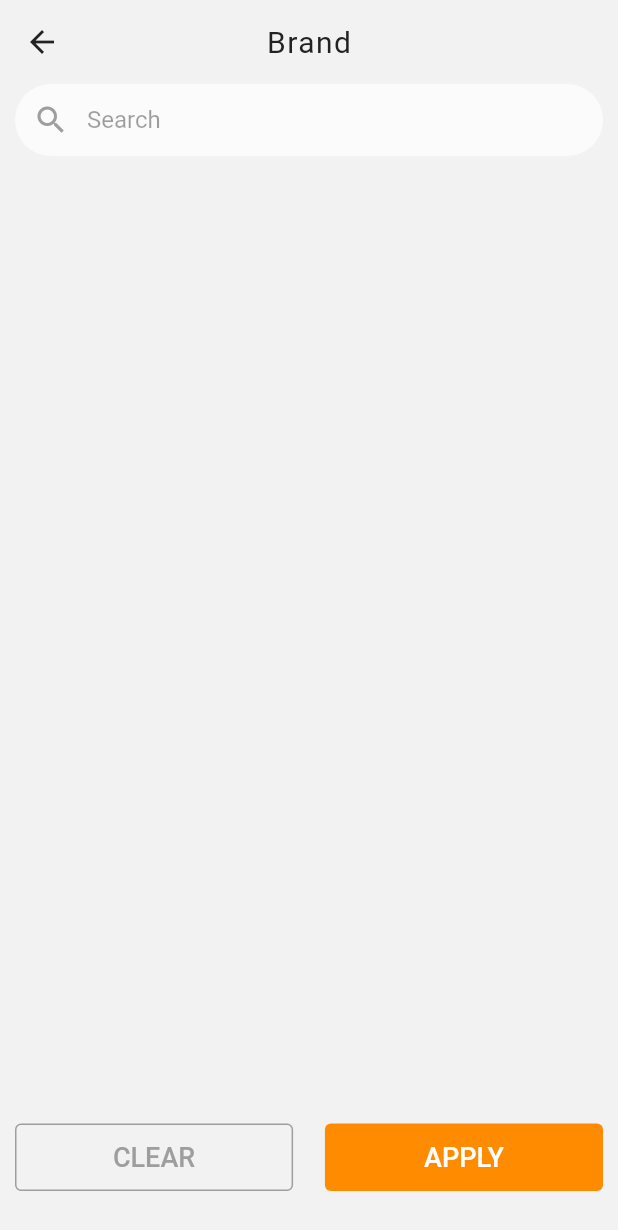
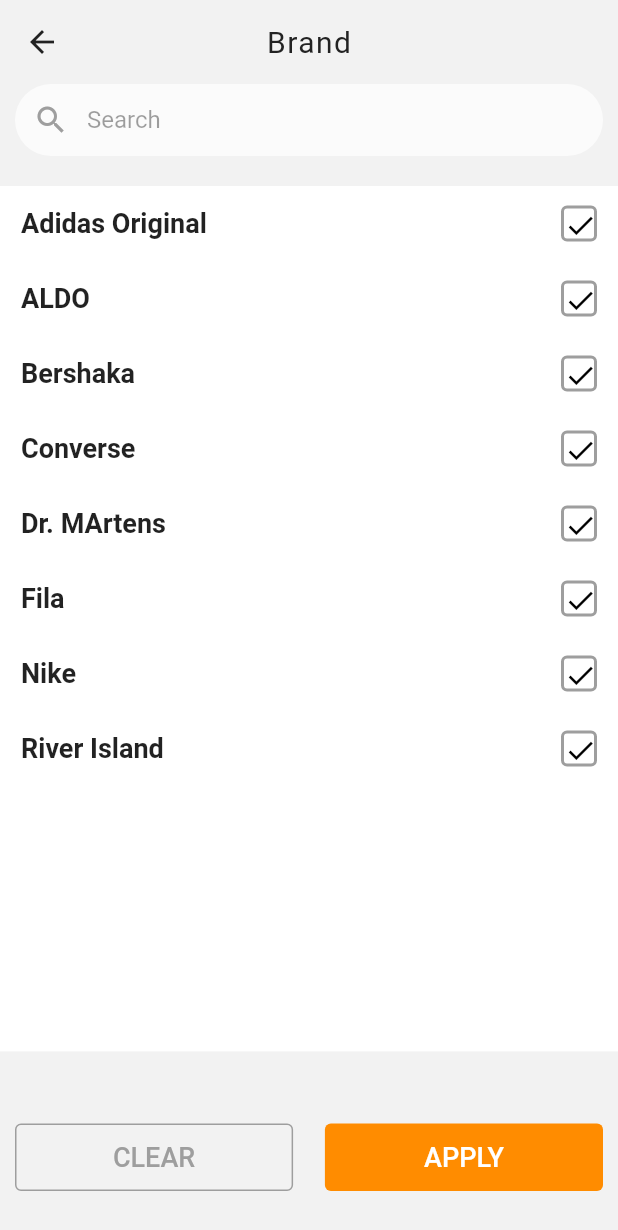
Before and after one commit to mscsapan/MSC_Commerce, a Flutter app: the BrandScreen screen opened directly, on a phone screen of 412 x 824 dp. Shown: the top 1230 px of the screen. Run offline on Flutter 3.47's test engine with Material 2 defaults, Android fonts, the phone set to English and light mode, and no system bars.

Commit message:
initial commit

```diff
--- /dev/null
+++ b/lib/custom_view/choose_brand_name.dart
@@ -0,0 +1,97 @@
+import 'package:flutter/material.dart';
+import 'package:msc_commerce/app_colors/app_colors.dart';
+
+class ChooseBrandName extends StatefulWidget {
+  const ChooseBrandName({Key? key}) : super(key: key);
+
+  @override
+  _ChooseBrandNameState createState() => _ChooseBrandNameState();
+}
+
+class _ChooseBrandNameState extends State<ChooseBrandName> {
+  final List<String> brand = [
+    'Adidas Original',
+    'ALDO',
+    'Bershaka',
+    'Converse',
+    'Dr. MArtens',
+    'Fila',
+    'Nike',
+    'River Island'
+  ];
+  bool isChoose = false;
+  int initialIndex = 0;
+
+  void chooseBrandName(int index) {
+    setState(() {
+      isChoose = !isChoose;
+      initialIndex = index;
+    });
+  }
+
+  @override
+  Widget build(BuildContext context) {
+    double height = MediaQuery.of(context).size.height;
+    double width = MediaQuery.of(context).size.width;
+    return Container(
+      height: height,
+      width: width,
+      //margin: const EdgeInsets.only(top: 16.0),
+      color: Colors.white,
+      child: Column(
+        crossAxisAlignment: CrossAxisAlignment.start,
+        children: List.generate(
+          brand.length,
+          (index) => Container(
+              height: 50.0,
+              width: double.infinity,
+              color:
+                  isChoose && initialIndex == index ? greyColor : Colors.white,
+              child: GestureDetector(
+                onTap: () => chooseBrandName(index),
+                child: Padding(
+                  padding: const EdgeInsets.symmetric(horizontal: 14.0),
+                  child: Row(
+                    mainAxisAlignment: MainAxisAlignment.spaceBetween,
+                    children: [
+                      Text(
+                        brand[index],
+                        style: const TextStyle(
+                          fontWeight: FontWeight.w600,
+                          fontSize: 18.0,
+                        ),
+                      ),
+                      Container(
+                        height: 24.0,
+                        width: 24.0,
+                        padding: const EdgeInsets.only(bottom: 4.0),
+                        alignment: Alignment.center,
+                        decoration: BoxDecoration(
+                          color: isChoose && initialIndex == index
+                              ? primaryColor
+                              : Colors.transparent,
+                          border: Border.all(
+                            color: isChoose && initialIndex == index
+                                ? primaryColor
+                                : Colors.grey,
+                            width: 2.0,
+                          ),
+                          borderRadius: BorderRadius.circular(4.0),
+                        ),
+                        child: Icon(
+                          Icons.done,
+                          size: isChoose && initialIndex == index ? 24.0 : 22.0,
+                          color: isChoose && initialIndex == index
+                              ? Colors.white
+                              : Colors.black,
+                        ),
+                      ),
+                    ],
+                  ),
+                ),
+              )),
+        ),
+      ),
+    );
+  }
+}
--- a/lib/main.dart
+++ b/lib/main.dart
@@ -1,11 +1,12 @@
 import 'package:flutter/material.dart';
 import 'package:msc_commerce/app_colors/app_colors.dart';
+import 'package:msc_commerce/screens/t_shirt_screen.dart';
 import 'package:msc_commerce/screens/women_shoe_screen.dart';
 
 void main() {
   runApp(
     MaterialApp(
-      home: const WomenShoeScreen(),
+      home: TShirtScreen(),
       theme: ThemeData(
         scaffoldBackgroundColor: greyColor,
         appBarTheme: const AppBarTheme(
--- a/lib/screens/brand_screen.dart
+++ b/lib/screens/brand_screen.dart
@@ -1,5 +1,6 @@
 import 'package:flutter/material.dart';
 import 'package:msc_commerce/app_colors/app_colors.dart';
+import 'package:msc_commerce/custom_view/choose_brand_name.dart';
 
 class BrandScreen extends StatelessWidget {
   const BrandScreen({Key? key}) : super(key: key);
@@ -8,11 +9,11 @@ class BrandScreen extends StatelessWidget {
   Widget build(BuildContext context) {
     return Scaffold(
       appBar: AppBar(title: const Text('Brand'), centerTitle: true),
-      body: Padding(
+      body: Column(
+        children: [
+          Padding(
             padding: const EdgeInsets.symmetric(horizontal: 10.0),
-        child: Column(
-          children: [
-            TextField(
+            child: TextField(
               enabled: false,
               decoration: InputDecoration(
                 contentPadding: const EdgeInsets.symmetric(horizontal: 20.0),
@@ -29,10 +30,14 @@ class BrandScreen extends StatelessWidget {
                 ),
               ),
             ),
+          ),
+          const SizedBox(height: 20.0),
+          const Expanded(flex: 12, child: ChooseBrandName()),
           const Spacer(),
           Container(
             width: MediaQuery.of(context).size.width,
             margin: const EdgeInsets.only(bottom: 30.0),
+            padding: const EdgeInsets.symmetric(horizontal: 10.0),
             alignment: Alignment.bottomCenter,
             child: Row(
               mainAxisAlignment: MainAxisAlignment.spaceBetween,
@@ -83,7 +88,6 @@ class BrandScreen extends StatelessWidget {
           )
         ],
       ),
-      ),
     );
   }
 }
--- a/lib/screens/women_shoe_screen.dart
+++ b/lib/screens/women_shoe_screen.dart
@@ -93,7 +93,8 @@ class _WomenShoeScreenState extends State<WomenShoeScreen> {
                     .toList(),
               ),
               trailing: TextButton(
-                  onPressed: () => goToNextScreen(context, FilterScreen()),
+                  onPressed: () =>
+                      goToNextScreen(context, const FilterScreen()),
                   child: const Text(
                     'FILTER',
                     style: TextStyle(color: Colors.black),
@@ -139,7 +140,7 @@ class GridViewTile extends StatelessWidget {
           return Column(
             crossAxisAlignment: CrossAxisAlignment.start,
             children: [
-              Container(
+              SizedBox(
                 height: MediaQuery.of(context).size.height * 0.26,
                 width: MediaQuery.of(context).size.width / 2.0,
                 child: ClipRRect(
--- a/pubspec.yaml
+++ b/pubspec.yaml
@@ -63,6 +63,7 @@ flutter:
   #   - images/a_dot_burr.jpeg
   #   - images/a_dot_ham.jpeg
   assets:
+    - assets/
     - assets/social/
     - assets/product/
     - assets/category/
```
Also changed, not shown: lib/screens/forgot_password_screen.dart (+7 -3 lines), lib/screens/t_shirt_screen.dart (added, +219 -0 lines), assets/tshirt1.png (added), lib/app_colors/app_colors.dart (line endings or trailing spaces). Lines whose indentation alone changed are shown as unchanged.
